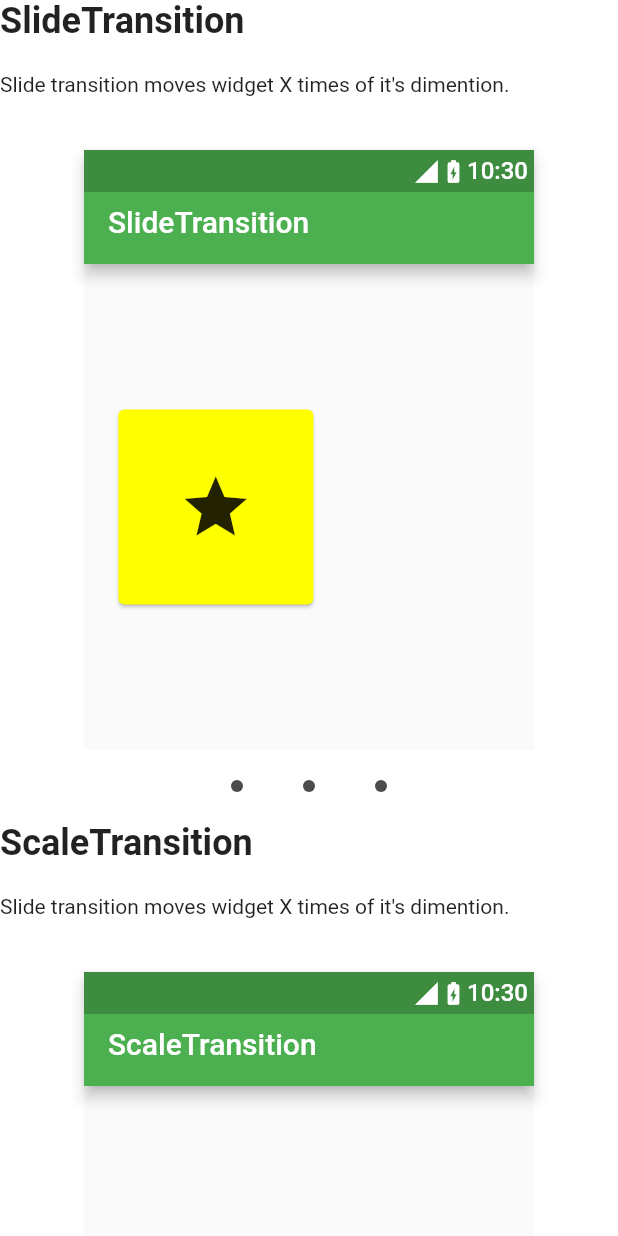
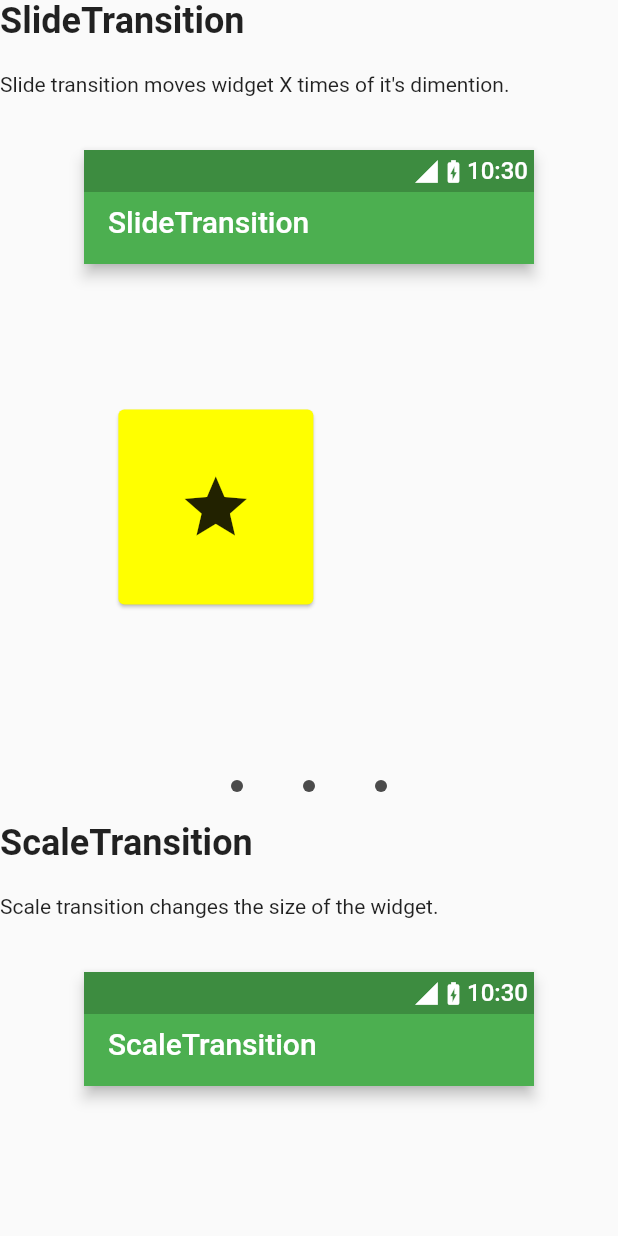
Before and after one commit to tomaszpolanski/flutter-animations, a Flutter app: the screen it shows after launch, on a phone screen of 412 x 824 dp. Run offline on Flutter 3.47's test engine with Material 2 defaults, Android fonts, the phone set to English and light mode, and no system bars; project files that could hold a hidden picture were left out.

Commit message:
Coping link

```diff
--- a/lib/animations_cheat_sheet.dart
+++ b/lib/animations_cheat_sheet.dart
@@ -1,7 +1,11 @@
+import 'package:animation_cheat_page/shared/html.dart';
 import 'package:animation_cheat_page/shared/material_import.dart';
 import 'package:animation_cheat_page/shared/section.dart';
 import 'package:animation_cheat_page/transitions/scale.dart';
 import 'package:animation_cheat_page/transitions/slide.dart';
+import 'package:flutter/services.dart';
+
+const bool isBrowser = identical(0, 0.0);
 
 class AnimationCheatSheet extends StatelessWidget {
   const AnimationCheatSheet({Key key}) : super(key: key);
@@ -43,9 +47,8 @@ class _PresentationList extends StatelessWidget {
 
   @override
   Widget build(BuildContext context) {
-    return Container(
-      color: Colors.white,
-      child: const _AnimationProvider(),
+    return Scaffold(
+      body: const _AnimationProvider(),
     );
   }
 }
@@ -76,6 +79,19 @@ class __AnimationProviderState extends State<_AnimationProvider>
     super.dispose();
   }
 
+  void _handleUrl(BuildContext context, String url) {
+    if (isBrowser) {
+      window.open(url, 'Source Code');
+    } else {
+      Clipboard.setData(ClipboardData(text: url));
+      final snackBar = SnackBar(
+        behavior: SnackBarBehavior.floating,
+        content: Text('Copied link:\n$url'),
+      );
+      Scaffold.of(context).showSnackBar(snackBar);
+    }
+  }
+
   @override
   Widget build(BuildContext context) {
     const child = Card(
@@ -88,13 +104,15 @@ class __AnimationProviderState extends State<_AnimationProvider>
         ),
       ),
     );
-
     return Scrollbar(
       child: ListView(
         children: [
           Section(
             title: SlideExample.title,
             body: Text(SlideExample.body),
+            onPressed: () {
+              _handleUrl(context, SlideExample.url);
+            },
             child: SlideExample(
               animation: _controller,
               child: child,
@@ -102,7 +120,10 @@ class __AnimationProviderState extends State<_AnimationProvider>
           ),
           Section(
             title: ScaleExample.title,
-            body: Text(SlideExample.body),
+            body: Text(ScaleExample.body),
+            onPressed: () {
+              _handleUrl(context, ScaleExample.url);
+            },
             child: ScaleExample(
               animation: _controller,
               child: child,
--- a/lib/shared/html.dart
+++ b/lib/shared/html.dart
@@ -1,10 +1,10 @@
-// For web
+//// For web
 //
 //export 'dart:html';
 
-//// For native
-//final Window window = Window();
-//
-//class Window {
-//  void open(String url, String name) {}
-//}
+// For native
+final Window window = Window();
+
+class Window {
+  void open(String url, String name) {}
+}
--- /dev/null
+++ b/lib/shared/network/urls.dart
@@ -0,0 +1 @@
+const rootUrl = 'https://github.com/tomaszpolanski/flutter-animations';
--- a/lib/shared/section.dart
+++ b/lib/shared/section.dart
@@ -7,6 +7,7 @@ class Section extends StatelessWidget {
     @required this.title,
     @required this.body,
     @required this.child,
+    this.onPressed,
   })  : assert(title != null),
         assert(body != null),
         assert(child != null),
@@ -15,6 +16,7 @@ class Section extends StatelessWidget {
   final String title;
   final Widget body;
   final Widget child;
+  final VoidCallback onPressed;
 
   @override
   Widget build(BuildContext context) {
@@ -37,9 +39,12 @@ class Section extends StatelessWidget {
               child: body,
             ),
             const SizedBox(height: 20),
-            PhoneFrame(
-              title: title,
-              child: child,
+            GestureDetector(
+              onTap: onPressed,
+              child: PhoneFrame(
+                title: title,
+                child: child,
+              ),
             ),
             Align(
               child: Row(
--- a/lib/transitions/scale.dart
+++ b/lib/transitions/scale.dart
@@ -1,4 +1,5 @@
 import 'package:animation_cheat_page/shared/material_import.dart';
+import 'package:animation_cheat_page/shared/network/urls.dart';
 
 class ScaleExample extends StatelessWidget {
   const ScaleExample({
@@ -11,6 +12,7 @@ class ScaleExample extends StatelessWidget {
 
   static const title = 'ScaleTransition';
   static const body = _body;
+  static const url = '$rootUrl/blob/web/lib/transitions/scale.dart';
 
   final Widget child;
   final Animation<double> animation;
--- a/lib/transitions/slide.dart
+++ b/lib/transitions/slide.dart
@@ -1,4 +1,5 @@
 import 'package:animation_cheat_page/shared/material_import.dart';
+import 'package:animation_cheat_page/shared/network/urls.dart';
 
 class SlideExample extends StatelessWidget {
   const SlideExample({
@@ -11,6 +12,7 @@ class SlideExample extends StatelessWidget {
 
   static const title = 'SlideTransition';
   static const body = _body;
+  static const url = '$rootUrl/blob/web/lib/transitions/slide.dart';
 
   final Widget child;
   final Animation<double> animation;
```
Also changed, not shown: lib/shared/material_import.dart (+8 -8 lines), pubspec.yaml (+68 -68 lines).
